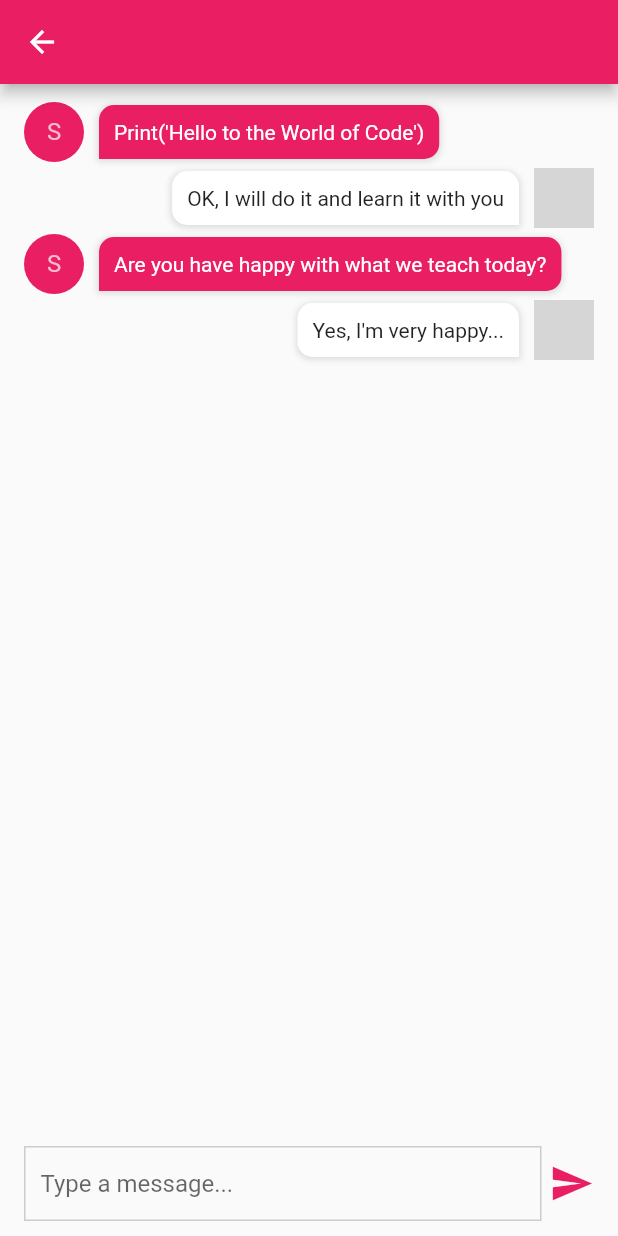
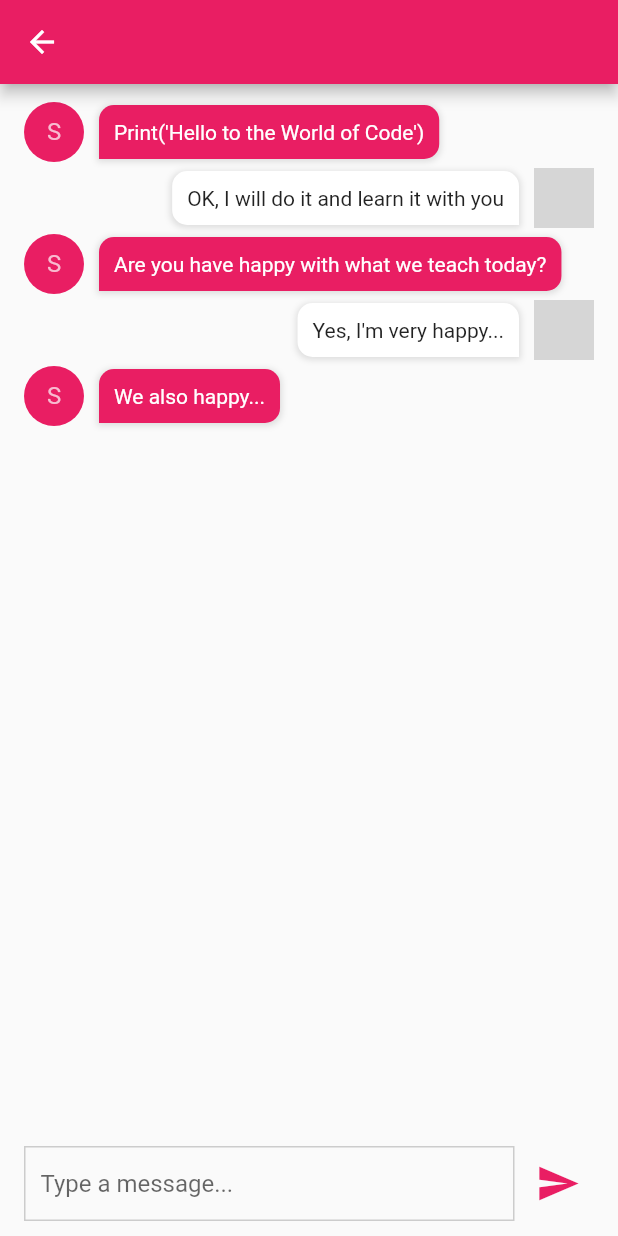
Before and after one commit to soulinmaikadua/khayaojai, a Flutter app: the ChatScreen screen opened directly with empty values, on a phone screen of 412 x 824 dp. Run offline on Flutter 3.47's test engine with Material 2 defaults, Android fonts, the phone set to English and light mode, and no system bars; missing offline and left inert: shake; grey boxes are pictures that could not be loaded.

Commit message:
first commit

```diff
--- a/lib/screens/chat_screen.dart
+++ b/lib/screens/chat_screen.dart
@@ -49,6 +49,9 @@ class _ChatScreenState extends State<ChatScreen> {
                       image: widget.profileImage,
                       message: "Yes, I'm very happy...",
                     ),
+                    YourChatWidget(
+                      message: "We also happy...",
+                    ),
                   ],
                 ),
               ),
--- a/lib/widget/type_and_send_widget.dart
+++ b/lib/widget/type_and_send_widget.dart
@@ -24,10 +24,15 @@ class TypeAndSendWidget extends StatelessWidget {
       SizedBox(width: 5),
       Expanded(
         flex: 0,
-        child: Icon(
-          Icons.send,
-          size: 30,
-          color: Colors.pink,
+        child: IconButton(
+          onPressed: () {
+            print("Hello World");
+          },
+          icon: Icon(
+            Icons.send,
+            size: 30,
+            color: Colors.pink,
+          ),
         ),
       ),
     ]);
```
